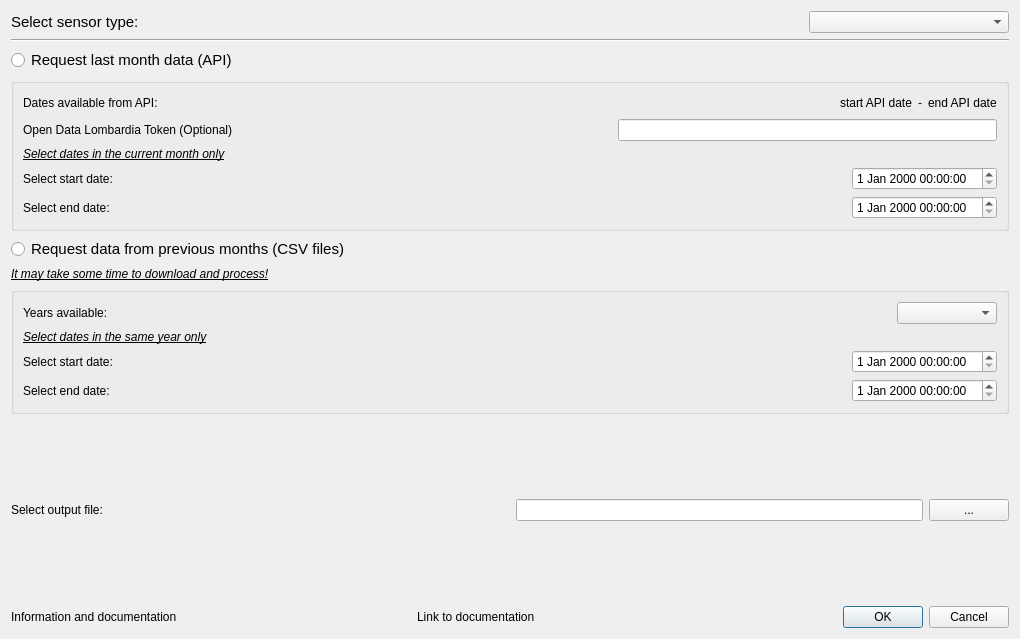
The window that arpaweather_dialog_base.ui (gisgeolab/ARPA_Weather_plugin) describes before a commit, drawn with Qt 5.
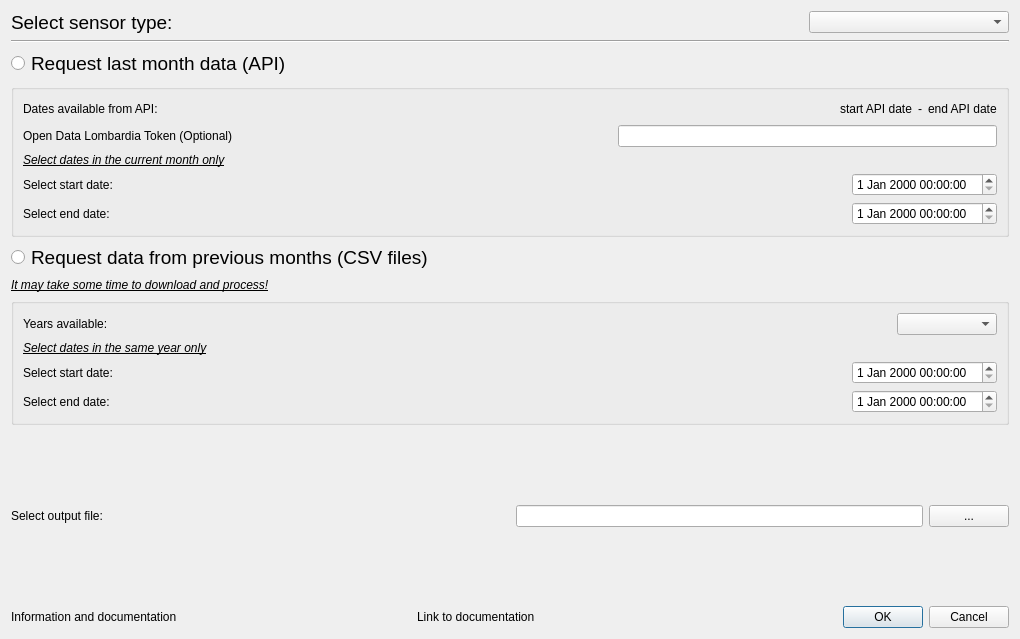
The same window after the commit. Custom widgets are drawn as their Qt base class.

What changed in the file:
```diff
--- a/arpaweather_dialog_base.ui
+++ b/arpaweather_dialog_base.ui
@@ -22,7 +22,7 @@
         <widget class="QLabel" name="label">
          <property name="font">
           <font>
-           <pointsize>11</pointsize>
+           <pointsize>14</pointsize>
           </font>
          </property>
          <property name="text">
@@ -66,7 +66,7 @@
       <widget class="QRadioButton" name="rb1">
        <property name="font">
         <font>
-         <pointsize>11</pointsize>
+         <pointsize>14</pointsize>
         </font>
        </property>
        <property name="text">
@@ -226,7 +226,7 @@
       <widget class="QRadioButton" name="rb2">
        <property name="font">
         <font>
-         <pointsize>11</pointsize>
+         <pointsize>14</pointsize>
         </font>
        </property>
        <property name="text">
```
